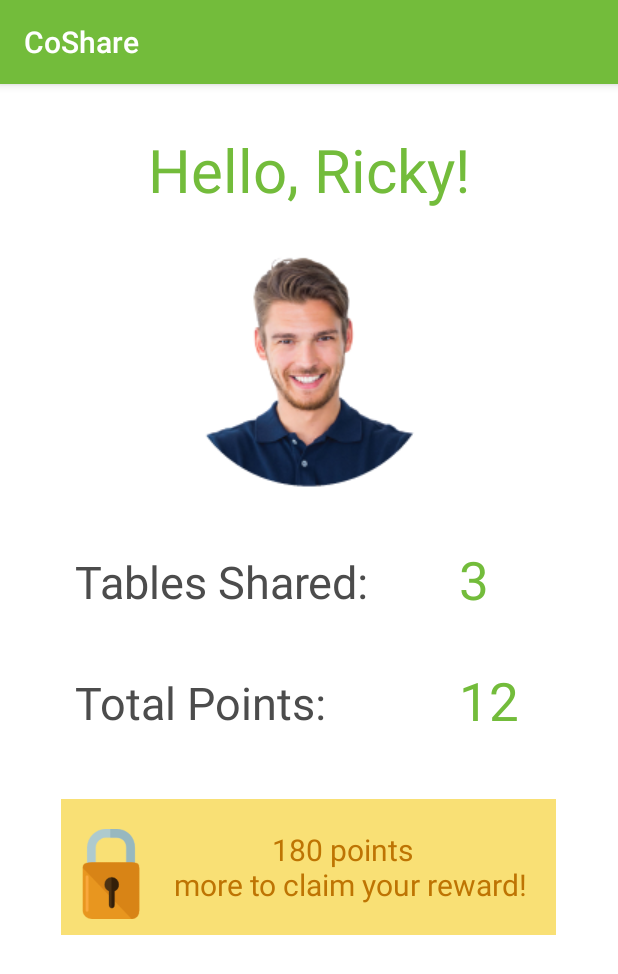
After one commit to nightzsky/CoShare-master, an Android app: the AccountPage screen opened directly, with no data from a screen before it, on a phone screen of 412 x 824 dp. The commit adds this screen. Shown: the top 974 px of the screen. Run offline under Robolectric (Android 15) with nearby library versions, the phone set to English and light mode, and no system bars.

Commit message:
Added HomePage & AccountPage
Changed the colours for the tabs as well

```diff
--- /dev/null
+++ b/app/src/main/java/com/example/chris/coshare/AccountPage.java
@@ -0,0 +1,16 @@
+package com.example.chris.coshare;
+
+import android.os.Bundle;
+import android.support.v7.app.AppCompatActivity;
+
+/**
+ * Created by Michelle on 12/5/2017.
+ */
+
+public class AccountPage extends AppCompatActivity {
+    @Override
+    protected void onCreate(Bundle savedInstanceState) {
+        super.onCreate(savedInstanceState);
+        setContentView(R.layout.accountpage);
+    }
+}
--- /dev/null
+++ b/app/src/main/res/layout/accountpage.xml
@@ -0,0 +1,122 @@
+<?xml version="1.0" encoding="utf-8"?>
+<RelativeLayout
+    xmlns:android="http://schemas.android.com/apk/res/android"
+    xmlns:tools="http://schemas.android.com/tools"
+    android:layout_width="match_parent"
+    android:background="#ffffff"
+    android:layout_height="match_parent">
+
+    <TextView
+        android:id="@+id/welcomeUser"
+        android:layout_width="match_parent"
+        android:layout_height="wrap_content"
+        android:text="Hello, Ricky!"
+        android:textSize="40sp"
+        android:fontFamily="sans-serif"
+        android:textColor="@color/colorPrimary"
+        android:textAlignment="center"
+        android:paddingTop="30dp"/>
+
+    <ImageView
+        android:id="@+id/userProfilePic"
+        android:layout_width="match_parent"
+        android:layout_height="wrap_content"
+        android:src="@drawable/user"
+        android:paddingTop="20dp"
+        android:layout_below="@+id/welcomeUser"
+        />
+
+    <TextView
+        android:id="@+id/tablesSharedTV"
+        android:layout_width="wrap_content"
+        android:layout_height="wrap_content"
+        android:text="Tables Shared:"
+        android:textSize="30sp"
+        android:fontFamily="sans-serif"
+        android:textColor="#4c4c4c"
+        android:layout_below="@+id/userProfilePic"
+        android:paddingTop="40dp"
+        android:paddingLeft="50dp"
+        android:paddingRight="30dp"
+        android:paddingBottom="10dp"
+        />
+
+
+    <TextView
+        android:id="@+id/totalPointsTV"
+        android:layout_width="wrap_content"
+        android:layout_height="wrap_content"
+        android:layout_alignParentStart="true"
+        android:layout_below="@+id/tablesSharedTV"
+        android:fontFamily="sans-serif"
+        android:paddingBottom="10dp"
+        android:paddingLeft="50dp"
+        android:paddingRight="57dp"
+        android:paddingTop="30dp"
+        android:text="Total Points:"
+        android:textColor="#4c4c4c"
+        android:textSize="30sp" />
+
+    <TextView
+        android:id="@+id/tablesSharedNum"
+        android:layout_width="wrap_content"
+        android:layout_height="wrap_content"
+        android:text="3"
+        android:textSize="35sp"
+        android:fontFamily="sans-serif"
+        android:textColor="@color/colorPrimary"
+        android:layout_below="@+id/userProfilePic"
+        android:layout_toRightOf="@id/tablesSharedTV"
+        android:paddingTop="35dp"
+        android:paddingLeft="30dp"
+        android:paddingRight="20dp"
+        android:paddingBottom="10dp"
+        />
+
+
+    <TextView
+        android:id="@+id/totalPointsNum"
+        android:layout_width="wrap_content"
+        android:layout_height="wrap_content"
+        android:layout_below="@+id/tablesSharedTV"
+        android:layout_toEndOf="@+id/tablesSharedTV"
+        android:fontFamily="sans-serif"
+        android:paddingBottom="10dp"
+        android:paddingLeft="30dp"
+        android:paddingRight="20dp"
+        android:paddingTop="25dp"
+        android:text="12"
+        android:textColor="@color/colorPrimary"
+        android:textSize="35sp" />
+
+    <TextView
+        android:id="@+id/rewardsTV"
+        android:layout_width="wrap_content"
+        android:layout_height="wrap_content"
+        android:layout_below="@+id/totalPointsNum"
+        android:layout_centerHorizontal="true"
+        android:layout_marginTop="32dp"
+        android:background="#F9E075"
+        android:paddingBottom="20dp"
+        android:paddingLeft="70dp"
+        android:paddingRight="20dp"
+        android:paddingTop="20dp"
+        android:text="180 points \n more to claim your reward!"
+        android:textAlignment="center"
+        android:textColor="#be7403"
+        android:textSize="20sp" />
+
+
+    <ImageView
+        android:id="@+id/lockicon"
+        android:layout_width="100dp"
+        android:layout_height="100dp"
+        android:layout_alignParentStart="true"
+        android:layout_alignTop="@+id/rewardsTV"
+        android:layout_marginStart="24dp"
+        android:padding="20dp"
+        android:src="@drawable/padlock" />
+
+
+
+</RelativeLayout>
--- a/app/src/main/res/layout/activity_main.xml
+++ b/app/src/main/res/layout/activity_main.xml
@@ -15,4 +15,6 @@
         app:layout_constraintRight_toRightOf="parent"
         app:layout_constraintTop_toTopOf="parent" />
 
+
+
 </android.support.constraint.ConstraintLayout>
--- a/app/src/main/res/layout/activity_main_login.xml
+++ b/app/src/main/res/layout/login.xml
@@ -36,11 +36,11 @@ tools:context="com.example.chris.coshare.MainActivity">
     android:layout_centerHorizontal="true" />
 
     <EditText
-        android:id="@+id/inputuser"
+        android:id="@+id/inputUser"
         android:layout_width="wrap_content"
         android:layout_height="wrap_content"
         android:layout_above="@+id/inputPw"
-        android:layout_alignStart="@+id/inputPw"
+        android:layout_alignLeft="@+id/inputPw"
         android:ems="12"
         android:fontFamily="sans-serif"
         android:hint="Username"
--- a/app/src/main/res/values/colors.xml
+++ b/app/src/main/res/values/colors.xml
@@ -1,6 +1,6 @@
 <?xml version="1.0" encoding="utf-8"?>
 <resources>
-    <color name="colorPrimary">#3F51B5</color>
-    <color name="colorPrimaryDark">#303F9F</color>
+    <color name="colorPrimary">#73bc3b</color>
+    <color name="colorPrimaryDark">#4e8c1d</color>
     <color name="colorAccent">#FF4081</color>
 </resources>
```
Also changed, not shown: app/src/main/AndroidManifest.xml (+10 -1 lines), app/src/main/java/com/example/chris/coshare/HomePage.java (added, +35 -0 lines), app/src/main/java/com/example/chris/coshare/LoginPage.java (added, +42 -0 lines), app/src/main/java/com/example/chris/coshare/MainActivity_Login.java (deleted, +0 -37 lines), app/src/main/res/layout/homepage.xml (added, +110 -0 lines), app/src/main/res/drawable/accountbutton.png (added), app/src/main/res/drawable/addbutton.png (added), app/src/main/res/drawable/cancelbutton.png (added), app/src/main/res/drawable/padlock.png (added), app/src/main/res/drawable/telepark.png (added), app/src/main/res/drawable/user.png (added), app/src/main/res/drawable/viewbutton.png (added).
